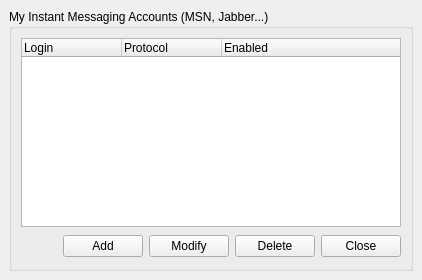
tkrotoff/WengoPhone, file wengophone/src/presentation/qt/imaccount/IMAccountManager.ui: the form before one commit.
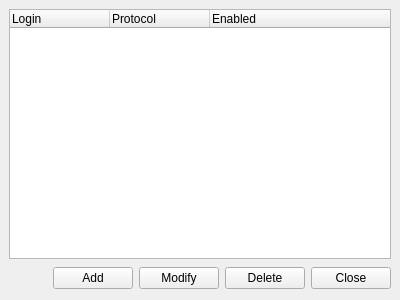
The form after the commit. Icons and pictures are not drawn.

Commit message: - CContactList thread model fixed - QtSimpleIMAccountManager now complete - Minor modifications

Patch:
```diff
--- a/wengophone/src/presentation/qt/imaccount/IMAccountManager.ui
+++ b/wengophone/src/presentation/qt/imaccount/IMAccountManager.ui
@@ -8,8 +8,8 @@
    <rect>
     <x>0</x>
     <y>0</y>
-    <width>422</width>
-    <height>280</height>
+    <width>400</width>
+    <height>300</height>
    </rect>
   </property>
   <property name="windowTitle" >
@@ -23,17 +23,33 @@
     <number>6</number>
    </property>
    <item row="0" column="0" >
-    <widget class="QGroupBox" name="groupBox" >
-     <property name="title" >
-      <string>My Instant Messaging Accounts (MSN, Jabber...)</string>
+    <widget class="QTreeWidget" name="treeWidget" >
+     <property name="minimumSize" >
+      <size>
+       <width>0</width>
+       <height>70</height>
+      </size>
      </property>
-     <layout class="QGridLayout" >
-      <property name="margin" >
-       <number>9</number>
-      </property>
-      <property name="spacing" >
-       <number>6</number>
+     <property name="rootIsDecorated" >
+      <bool>false</bool>
+     </property>
+     <column>
+      <property name="text" >
+       <string>Login</string>
       </property>
+     </column>
+     <column>
+      <property name="text" >
+       <string>Protocol</string>
+      </property>
+     </column>
+     <column>
+      <property name="text" >
+       <string>Enabled</string>
+      </property>
+     </column>
+    </widget>
+   </item>
       <item row="1" column="0" >
        <layout class="QGridLayout" >
         <property name="margin" >
@@ -93,37 +109,6 @@
          </widget>
         </item>
        </layout>
-      </item>
-      <item row="0" column="0" >
-       <widget class="QTreeWidget" name="treeWidget" >
-        <property name="minimumSize" >
-         <size>
-          <width>0</width>
-          <height>70</height>
-         </size>
-        </property>
-        <property name="rootIsDecorated" >
-         <bool>false</bool>
-        </property>
-        <column>
-         <property name="text" >
-          <string>Login</string>
-         </property>
-        </column>
-        <column>
-         <property name="text" >
-          <string>Protocol</string>
-         </property>
-        </column>
-        <column>
-         <property name="text" >
-          <string>Enabled</string>
-         </property>
-        </column>
-       </widget>
-      </item>
-     </layout>
-    </widget>
    </item>
   </layout>
  </widget>
```
Lines whose indentation alone changed are shown as unchanged. The commit also changes 18 other files.
